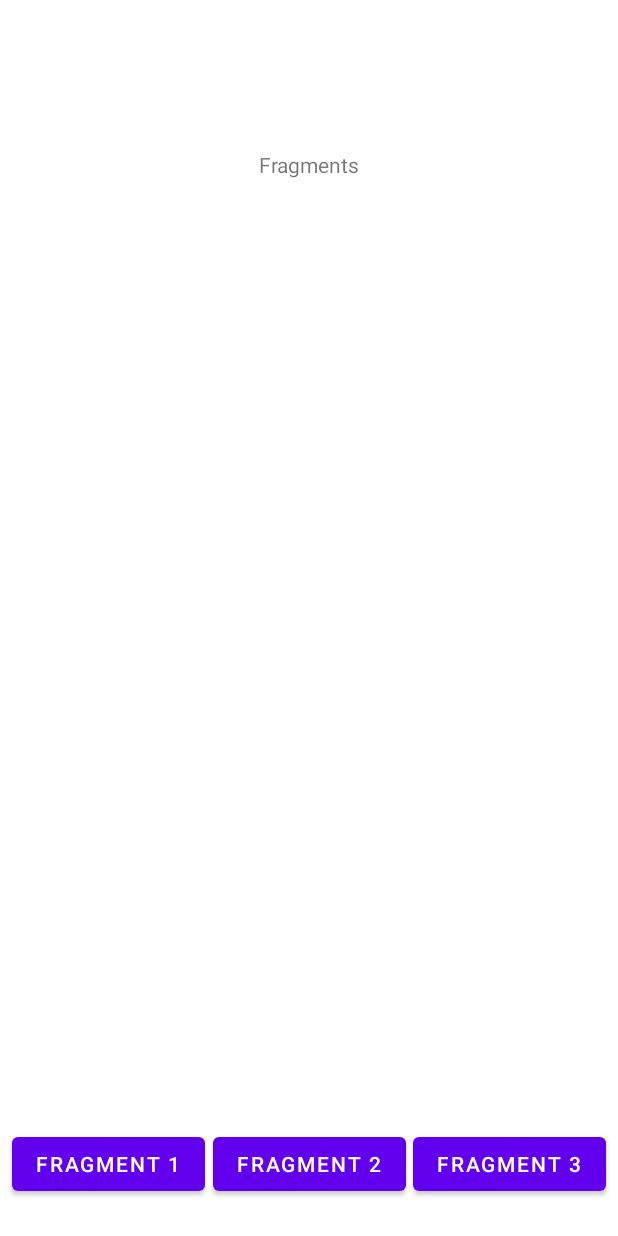
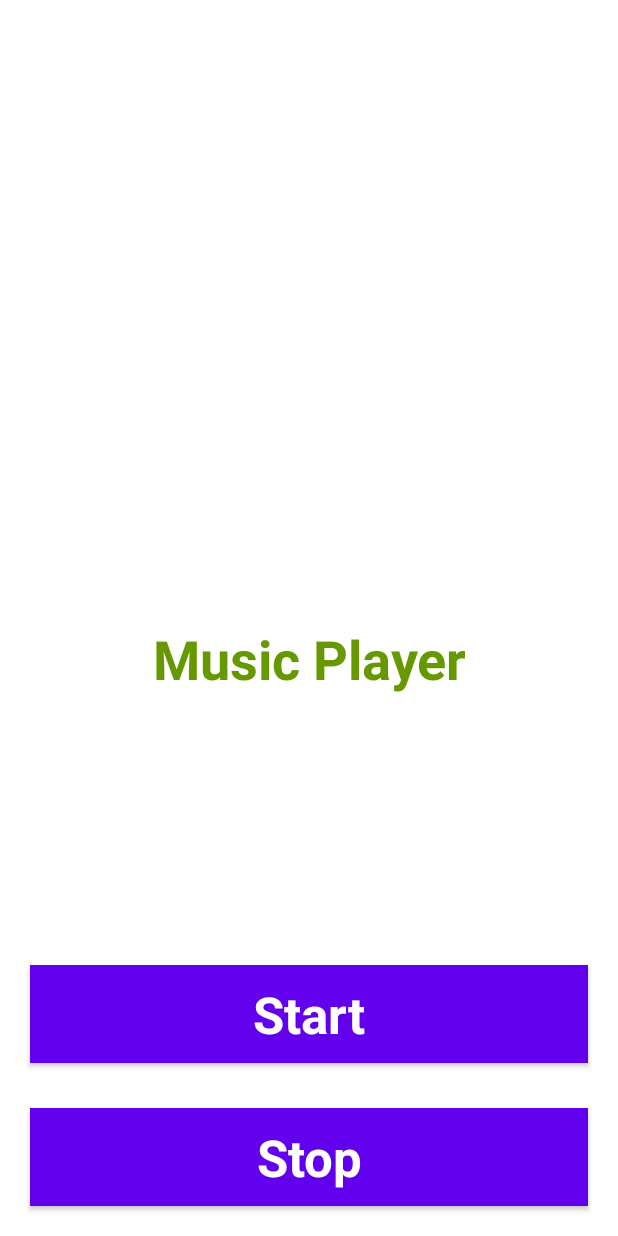
Before and after one commit to Shevy-D/Test, an Android app: the layout activity_main.xml on its own in the app's theme, with its tools: preview values and no code run, on a phone screen of 412 x 824 dp. Run offline under Robolectric (Android 15) with nearby library versions, the phone set to English and light mode, and no system bars.

Commit message:
Implemented services

```diff
--- a/app/src/main/AndroidManifest.xml
+++ b/app/src/main/AndroidManifest.xml
@@ -13,11 +13,13 @@
         android:supportsRtl="true"
         android:theme="@style/Theme.Test"
         tools:targetApi="31">
+        <service android:name=".services.MyService" />
         <activity
             android:name=".MainActivity"
             android:exported="true">
             <intent-filter>
                 <action android:name="android.intent.action.MAIN" />
+
                 <category android:name="android.intent.category.LAUNCHER" />
             </intent-filter>
         </activity>
--- a/app/src/main/java/com/shevy/test/MainActivity.kt
+++ b/app/src/main/java/com/shevy/test/MainActivity.kt
@@ -1,9 +1,11 @@
 package com.shevy.test
 
+import android.content.Intent
 import android.os.Bundle
 import androidx.appcompat.app.AppCompatActivity
 import androidx.fragment.app.FragmentTransaction
 import com.shevy.test.databinding.ActivityMainBinding
+import com.shevy.test.services.MyService
 import com.shevy.test.ui.main.Fragment1
 import com.shevy.test.ui.main.Fragment2
 import com.shevy.test.ui.main.Fragment3
@@ -16,25 +18,14 @@ class MainActivity : AppCompatActivity() {
         super.onCreate(savedInstanceState)
         binding = ActivityMainBinding.inflate(layoutInflater).apply { setContentView(root) }
 
-        binding.btn1.setOnClickListener {
-            val f1 = Fragment1()
-            val ft = supportFragmentManager.beginTransaction()
-            ft.replace(R.id.container, f1)
-            ft.commit()
-        }
+        binding.apply {
+            btnStart.setOnClickListener {
+                startService(Intent(this@MainActivity, MyService::class.java))
+            }
 
-        binding.btn2.setOnClickListener {
-            val f2 = Fragment2()
-            val ft = supportFragmentManager.beginTransaction()
-            ft.replace(R.id.container, f2)
-            ft.commit()
-        }
-
-        binding.btn3.setOnClickListener {
-            val f3 = Fragment3()
-            val ft = supportFragmentManager.beginTransaction()
-            ft.replace(R.id.container, f3)
-            ft.commit()
+            btnStop.setOnClickListener {
+                stopService(Intent(this@MainActivity,MyService::class.java))
+            }
         }
     }
 
--- /dev/null
+++ b/app/src/main/java/com/shevy/test/services/MyService.kt
@@ -0,0 +1,28 @@
+package com.shevy.test.services
+
+import android.app.Service
+import android.content.Intent
+import android.media.MediaPlayer
+import android.os.IBinder
+import android.provider.Settings
+
+class MyService : Service() {
+
+    private lateinit var player : MediaPlayer
+
+    override fun onStartCommand(init : Intent , flag : Int , startId: Int):Int{
+        player = MediaPlayer.create(this, Settings.System.DEFAULT_RINGTONE_URI)
+        player.isLooping = true
+        player.start()
+        return  START_STICKY
+    }
+
+    override fun onBind(intent: Intent?): IBinder? {
+        return null
+    }
+
+    override fun onDestroy() {
+        super.onDestroy()
+        player.stop()
+    }
+}
--- a/app/src/main/res/layout/activity_main.xml
+++ b/app/src/main/res/layout/activity_main.xml
@@ -4,59 +4,63 @@
     xmlns:tools="http://schemas.android.com/tools"
     android:layout_width="match_parent"
     android:layout_height="match_parent"
-    android:orientation="vertical"
     tools:context=".MainActivity">
 
-    <Button
-        android:id="@+id/btn1"
-        android:layout_width="wrap_content"
+    <LinearLayout
+        android:id="@+id/linearLayout"
+        android:layout_width="match_parent"
         android:layout_height="wrap_content"
-        android:layout_marginStart="8dp"
-        android:layout_marginBottom="24dp"
-        android:text="Fragment 1"
+        android:layout_centerVertical="true"
+        android:orientation="vertical"
         app:layout_constraintBottom_toBottomOf="parent"
-        app:layout_constraintStart_toStartOf="parent" />
-
-    <Button
-        android:id="@+id/btn2"
-        android:layout_width="wrap_content"
-        android:layout_height="wrap_content"
-        android:layout_marginStart="4dp"
-        android:layout_marginEnd="4dp"
-        android:layout_marginBottom="24dp"
-        android:text="Fragment 2"
-        app:layout_constraintBottom_toBottomOf="parent"
-        app:layout_constraintEnd_toStartOf="@+id/btn3"
-        app:layout_constraintStart_toEndOf="@+id/btn1" />
-
-    <Button
-        android:id="@+id/btn3"
-        android:layout_width="wrap_content"
-        android:layout_height="wrap_content"
-        android:layout_marginEnd="8dp"
-        android:layout_marginBottom="24dp"
-        android:text="Fragment 3"
-        app:layout_constraintBottom_toBottomOf="parent"
-        app:layout_constraintEnd_toEndOf="parent" />
-
-    <FrameLayout
-        android:id="@+id/container"
-        android:layout_width="match_parent"
-        android:layout_height="0dp"
-        app:layout_constraintBottom_toTopOf="@+id/btn2"
         app:layout_constraintEnd_toEndOf="parent"
         app:layout_constraintStart_toStartOf="parent"
-        app:layout_constraintTop_toBottomOf="@+id/textView">
+        app:layout_constraintTop_toTopOf="parent"
+        app:layout_constraintVertical_bias="1.0"
+        tools:ignore="MissingConstraints">
 
-    </FrameLayout>
+        <TextView
+            android:id="@+id/textView1"
+            android:layout_width="match_parent"
+            android:layout_height="wrap_content"
+            android:layout_marginBottom="170dp"
+            android:text="Music Player"
+            android:textAlignment="center"
+            android:textAppearance="@style/TextAppearance.AppCompat.Large"
+            android:textColor="@android:color/holo_green_dark"
+            android:textSize="36sp"
+            android:textStyle="bold" />
 
-    <TextView
-        android:id="@+id/textView"
-        android:layout_width="wrap_content"
-        android:layout_height="wrap_content"
-        android:layout_marginTop="100dp"
-        android:text="Fragments"
-        app:layout_constraintEnd_toEndOf="parent"
-        app:layout_constraintStart_toStartOf="parent"
-        app:layout_constraintTop_toTopOf="parent" />
+        <Button
+            android:id="@+id/btnStart"
+            android:layout_width="match_parent"
+            android:layout_height="match_parent"
+            android:layout_marginStart="20dp"
+            android:layout_marginTop="10dp"
+            android:layout_marginEnd="20dp"
+            android:layout_marginBottom="20dp"
+            android:background="#4CAF50"
+            android:text="Start"
+            android:textAlignment="center"
+            android:textAppearance="@style/TextAppearance.AppCompat.Display1"
+            android:textColor="#FFFFFF"
+            android:textStyle="bold" />
+
+        <Button
+            android:id="@+id/btnStop"
+            android:layout_width="match_parent"
+            android:layout_height="match_parent"
+            android:layout_marginStart="20dp"
+            android:layout_marginTop="10dp"
+            android:layout_marginEnd="20dp"
+            android:layout_marginBottom="20dp"
+            android:background="#4CAF50"
+            android:text="Stop"
+            android:textAlignment="center"
+            android:textAppearance="@style/TextAppearance.AppCompat.Display1"
+            android:textColor="#FFFFFF"
+            android:textStyle="bold" />
+
+    </LinearLayout>
+
 </androidx.constraintlayout.widget.ConstraintLayout>
```
